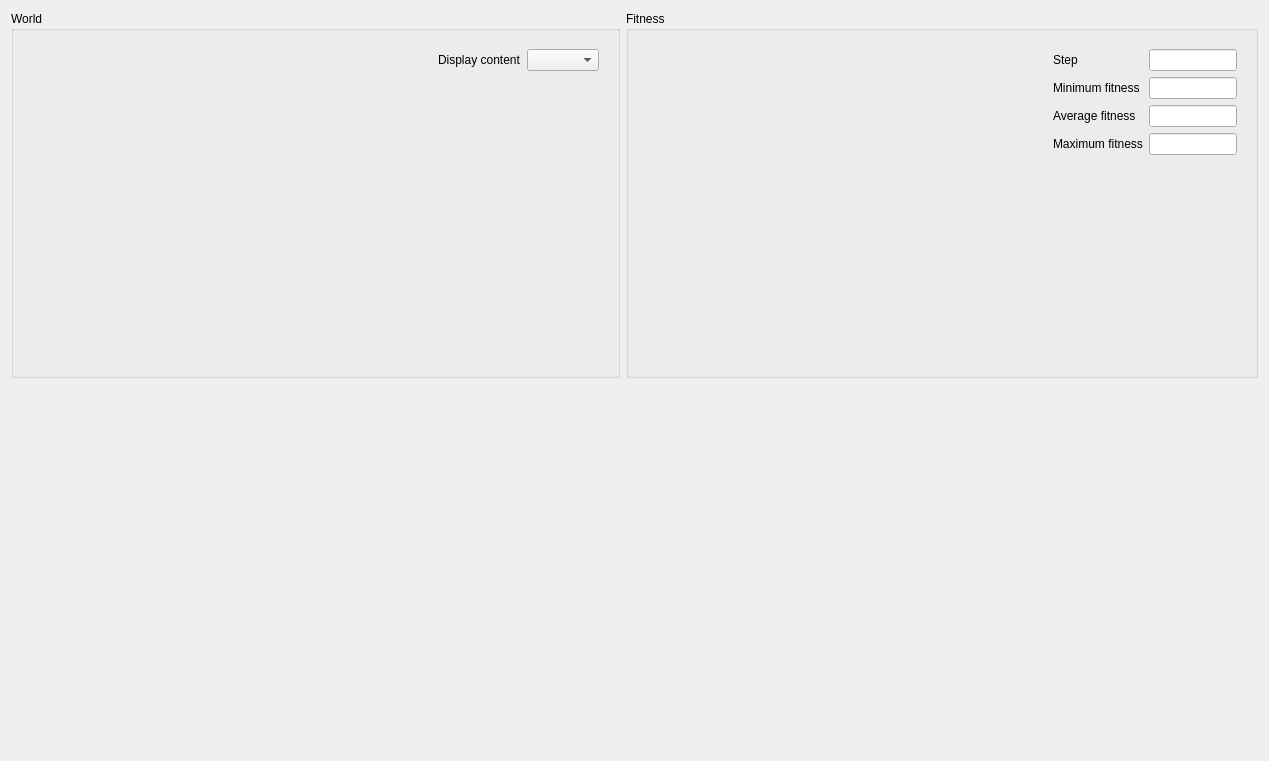
Above: src/libs/ecoscope/gep_scope_main_window.ui from FrankBlabu/GenePool before the change. Below: the same form after it.
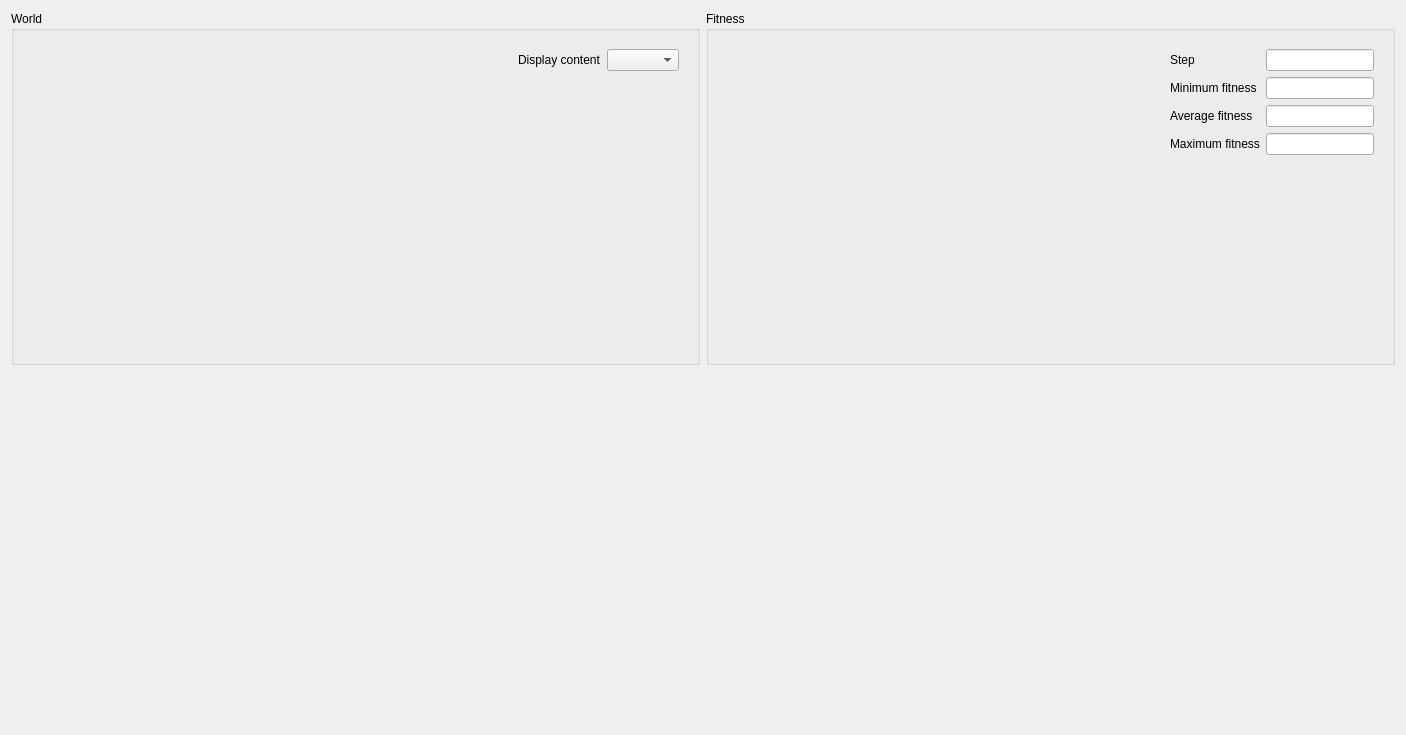
That is the form after the change.

```diff
--- a/src/libs/ecoscope/gep_scope_main_window.ui
+++ b/src/libs/ecoscope/gep_scope_main_window.ui
@@ -6,8 +6,8 @@
    <rect>
     <x>0</x>
     <y>0</y>
-    <width>1269</width>
-    <height>761</height>
+    <width>1406</width>
+    <height>735</height>
    </rect>
   </property>
   <property name="windowTitle">
```
